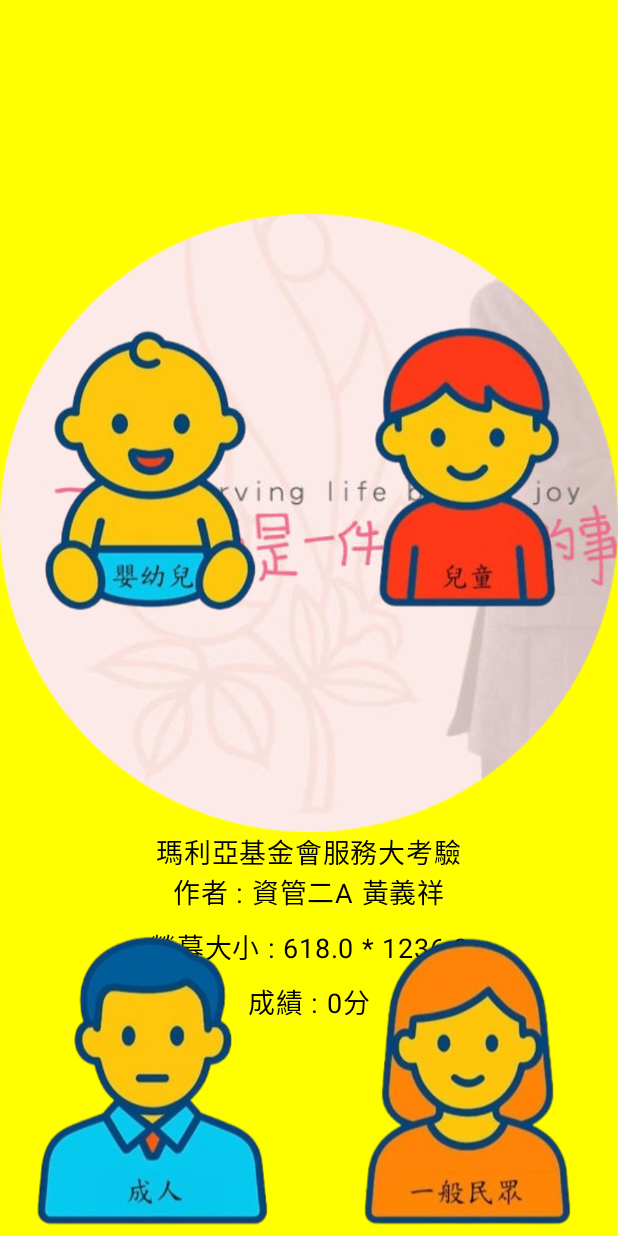
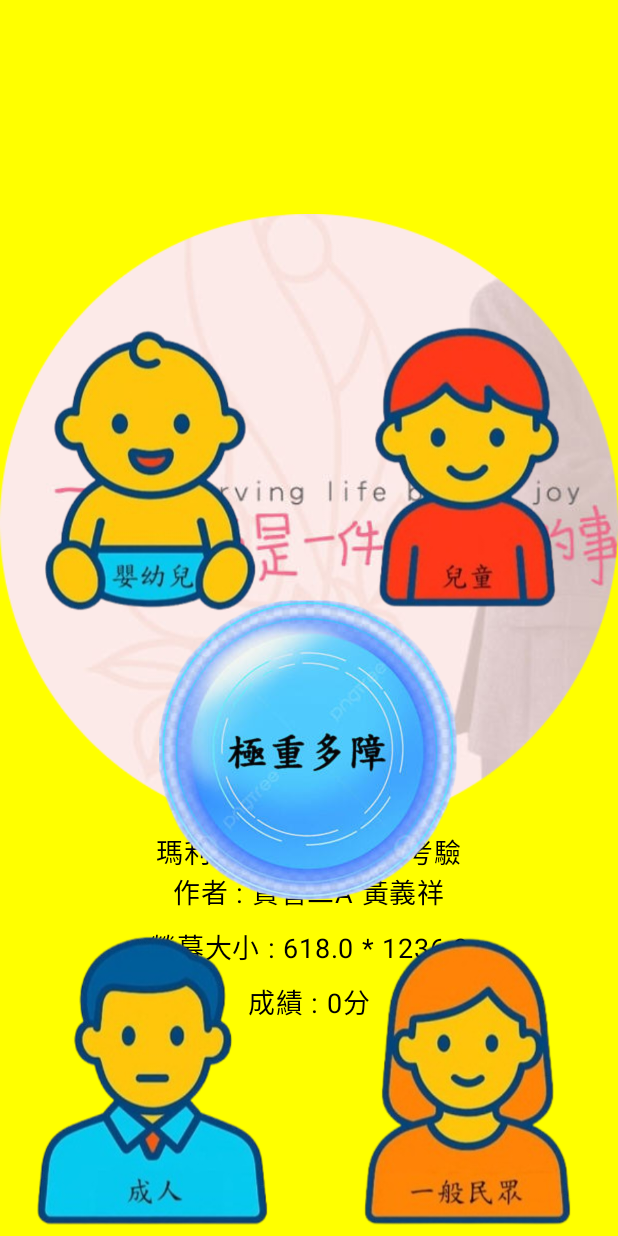
Before and after one commit to yixianghuang2005/S1132238, an Android app built with Jetpack Compose: the screen it shows after launch (MainActivity), on a phone screen of 412 x 824 dp. Run offline under Robolectric (Android 15) with nearby library versions, the phone set to English and light mode, and no system bars.

Commit message:
v4_黃義祥

```diff
--- a/app/src/main/java/tw/edu/pu/csim/tcyang/s1132238/ExamScreen.kt
+++ b/app/src/main/java/tw/edu/pu/csim/tcyang/s1132238/ExamScreen.kt
@@ -2,6 +2,7 @@ package tw.edu.pu.csim.tcyang.s1132238
 
 import androidx.compose.foundation.Image
 import androidx.compose.foundation.background
+import androidx.compose.foundation.gestures.detectDragGestures
 import androidx.compose.foundation.layout.Arrangement
 import androidx.compose.foundation.layout.Box
 import androidx.compose.foundation.layout.Column
@@ -9,19 +10,28 @@ import androidx.compose.foundation.layout.Spacer
 import androidx.compose.foundation.layout.fillMaxSize
 import androidx.compose.foundation.layout.fillMaxWidth
 import androidx.compose.foundation.layout.height
+import androidx.compose.foundation.layout.offset
 import androidx.compose.foundation.layout.size
 import androidx.compose.material3.Text
 import androidx.compose.runtime.Composable
+import androidx.compose.runtime.LaunchedEffect
+import androidx.compose.runtime.getValue
+import androidx.compose.runtime.mutableStateOf
+import androidx.compose.runtime.remember
+import androidx.compose.runtime.setValue
 import androidx.compose.ui.Alignment
 import androidx.compose.ui.Modifier
 import androidx.compose.ui.graphics.Color
+import androidx.compose.ui.input.pointer.pointerInput
 import androidx.compose.ui.platform.LocalContext
 import androidx.compose.ui.platform.LocalDensity
 import androidx.compose.ui.res.painterResource
 import androidx.compose.ui.text.font.FontWeight
+import androidx.compose.ui.unit.IntOffset
 import androidx.compose.ui.unit.dp
 import androidx.compose.ui.unit.sp
 import androidx.lifecycle.viewmodel.compose.viewModel
+import kotlinx.coroutines.delay
 
 @Composable
 fun ExamScreen(viewModel: ExamViewModel = viewModel()) {
@@ -33,6 +43,36 @@ fun ExamScreen(viewModel: ExamViewModel = viewModel()) {
 
     val density = LocalDensity.current.density
     val imageSizeDp = (300 / density).dp
+
+
+    val services = listOf(
+        R.drawable.service0,
+        R.drawable.service1,
+        R.drawable.service2,
+        R.drawable.service3
+    )
+
+    var currentService by remember { mutableStateOf(services.random()) }
+
+    var serviceX by remember { mutableStateOf(width / 2) }
+    var serviceY by remember { mutableStateOf(0f) }
+
+    LaunchedEffect(Unit) {
+
+        serviceX = width / 2
+
+        while (true) {
+            delay(100)
+            serviceY += 20
+
+
+            if (serviceY > height) {
+                serviceY = 0f
+                serviceX = width / 2
+                currentService = services.random()
+            }
+        }
+    }
 
 
     Box(
@@ -88,13 +128,13 @@ fun ExamScreen(viewModel: ExamViewModel = viewModel()) {
         Column(
             modifier = Modifier.fillMaxSize()
         ) {
-            // 上半部區域 (佔 50% 高度)
+
             Box(
                 modifier = Modifier
                     .fillMaxWidth()
-                    .weight(1f) // 分配權重 1
+                    .weight(1f)
             ) {
-                // role0 嬰兒：左下角 (螢幕中間左側)
+
                 Image(
                     painter = painterResource(id = R.drawable.role0),
                     contentDescription = "嬰兒",
@@ -102,7 +142,7 @@ fun ExamScreen(viewModel: ExamViewModel = viewModel()) {
                         .size(imageSizeDp)
                         .align(Alignment.BottomStart)
                 )
-                // role1 兒童：右下角 (螢幕中間右側)
+
                 Image(
                     painter = painterResource(id = R.drawable.role1),
                     contentDescription = "兒童",
@@ -117,7 +157,7 @@ fun ExamScreen(viewModel: ExamViewModel = viewModel()) {
                     .fillMaxWidth()
                     .weight(1f) // 分配權重 1
             ) {
-                // role2 成人：左下角 (螢幕底部左側)
+
                 Image(
                     painter = painterResource(id = R.drawable.role2),
                     contentDescription = "成人",
@@ -125,7 +165,7 @@ fun ExamScreen(viewModel: ExamViewModel = viewModel()) {
                         .size(imageSizeDp)
                         .align(Alignment.BottomStart)
                 )
-                // role3 一般民眾：右下角 (螢幕底部右側)
+
                 Image(
                     painter = painterResource(id = R.drawable.role3),
                     contentDescription = "一般民眾",
@@ -137,6 +177,24 @@ fun ExamScreen(viewModel: ExamViewModel = viewModel()) {
 
 
         }
+
+        Image(
+            painter = painterResource(id = currentService),
+            contentDescription = "Service Icon",
+            modifier = Modifier
+                .size(imageSizeDp)
+
+                .offset { IntOffset(serviceX.toInt() - 150, serviceY.toInt()) }
+
+
+
+                .pointerInput(Unit) {
+                    detectDragGestures { change, dragAmount ->
+                        change.consume()
+                        serviceX += dragAmount.x
+                    }
+                }
+        )
     }
 
 
```
